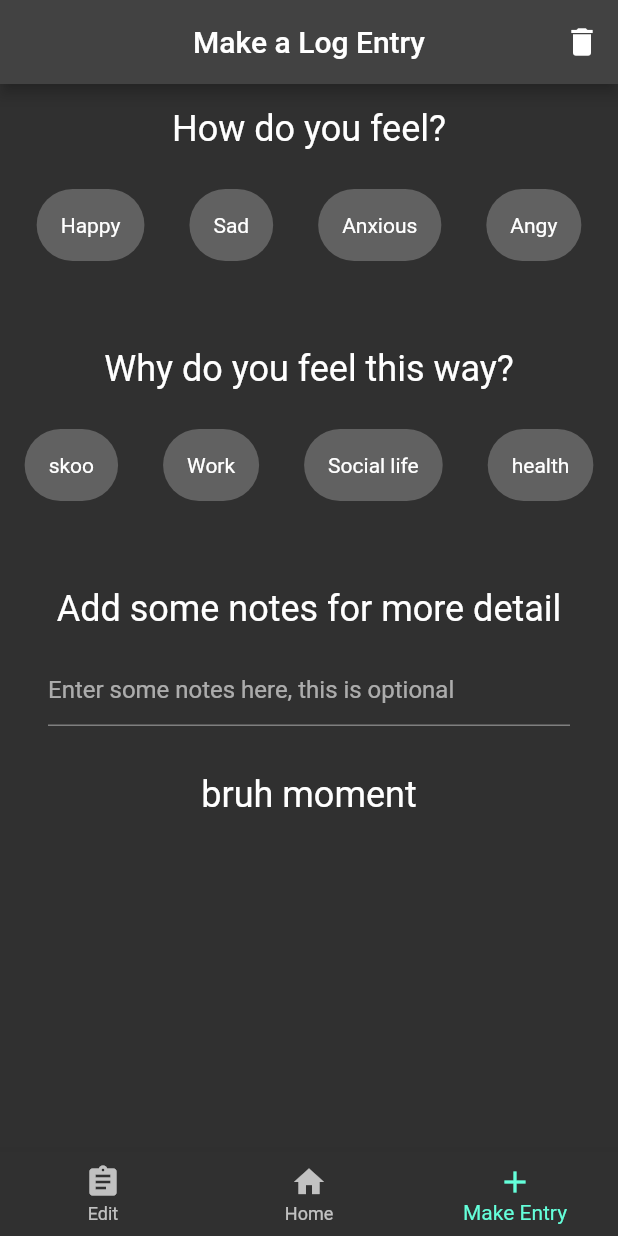
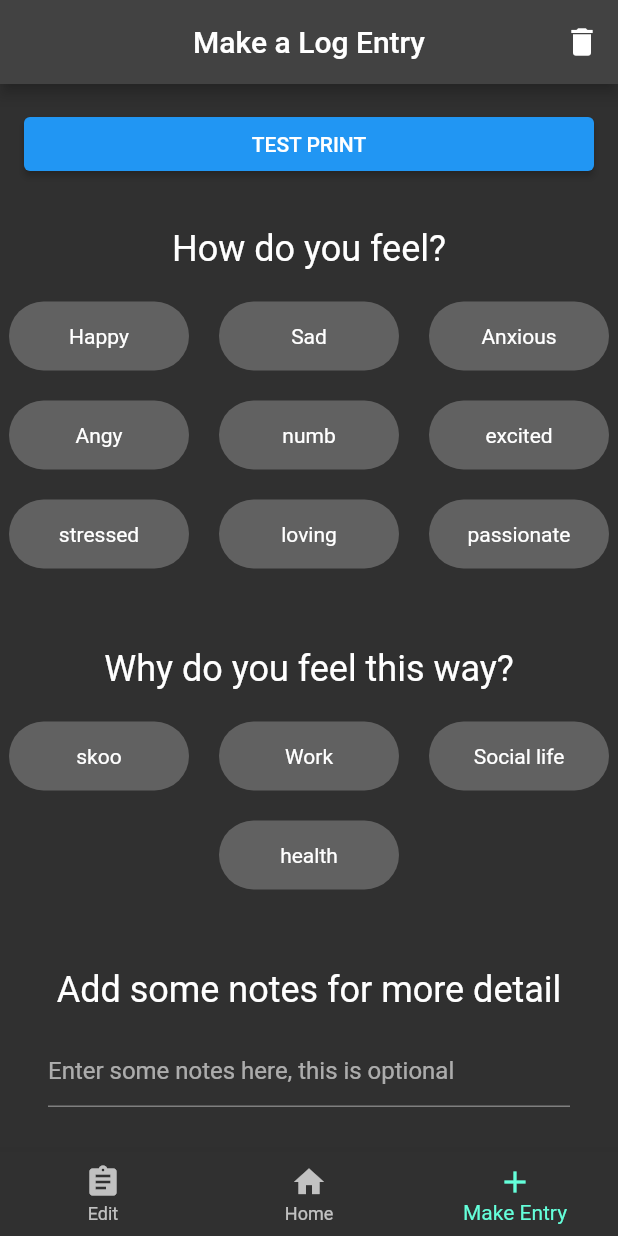
Before and after one commit to benlagreca02/mood_tracker, a Flutter app: the screen it shows after launch, item 3 of the bottom bar chosen, on a phone screen of 412 x 824 dp. Run offline on Flutter 3.47's test engine with Material 2 defaults, Android fonts, the light colour scheme and no system bars.

Commit message:
clear current entry code working, minor UI changes and test print button added

```diff
--- a/lib/main.dart
+++ b/lib/main.dart
@@ -18,7 +18,12 @@ void main() {
           Emotion("Happy"),
           Emotion("Sad"),
           Emotion("Anxious"),
-          Emotion("Angy")
+          Emotion("Angy"),
+          Emotion("numb"),
+          Emotion("excited"),
+          Emotion("stressed"),
+          Emotion("loving"),
+          Emotion("passionate"),
         ],
         factorsSet: [
           Factor("skoo"),
@@ -63,20 +68,12 @@ class MyApp extends StatefulWidget {
 class _MyAppState extends State<MyApp> {
   @override
   Widget build(BuildContext context) {
-    return GestureDetector(
-      onTap: () {
-        FocusScopeNode currentFocus = FocusScope.of(context);
-        if(!currentFocus.hasPrimaryFocus){
-          currentFocus.unfocus();
-        }
-      },
-      child: MaterialApp(
-        theme: ThemeData.dark(),
-        initialRoute: '/homeScreen',
-        routes: {
-          '/homeScreen': (context) => HomeScreenWrapper(),
-        }
-      ),
+    return MaterialApp(
+      theme: ThemeData.dark(),
+      initialRoute: '/homeScreen',
+      routes: {
+        '/homeScreen': (context) => HomeScreenWrapper(),
+      }
     );
   }
 }
--- a/lib/pages/home_screen_wrapper.dart
+++ b/lib/pages/home_screen_wrapper.dart
@@ -24,9 +24,9 @@ class _HomeScreenWrapperState extends State<HomeScreenWrapper> {
   ];
 
   static final List<Widget> _titleOptions = <Widget>[
-    Text("Edit Groupings"),
-    Text("Your Past Logs"),
-    Text("Make a Log Entry"),
+    const Text("IMPLEMENT ME"),
+    const Text("Your Past Logs"),
+    const Text("Make a Log Entry"),
   ];
 
   // is there a more "sound" way to do this, or is empty containers ok?
@@ -59,20 +59,16 @@ class _HomeScreenWrapperState extends State<HomeScreenWrapper> {
   @override
   Widget build(BuildContext context) {
     return Scaffold(
-      body:  Center(
-        child: _frontPageOptions.elementAt(_bottomNavBarIndex),
+      body: IndexedStack(
+        index: _bottomNavBarIndex,
+        children: _frontPageOptions,
       ),
-
-
-
 
       appBar: AppBar(
         title: _titleOptions.elementAt(_bottomNavBarIndex),
         actions: [_actionOptions.elementAt(_bottomNavBarIndex)],
         centerTitle: true,
       ),
-
-
 
 
       bottomNavigationBar: BottomNavigationBar(
--- a/lib/pages/make_entry_screen.dart
+++ b/lib/pages/make_entry_screen.dart
@@ -18,8 +18,24 @@ class _MakeEntryScreenState extends State<MakeEntryScreen> {
   @override
   Widget build(BuildContext context) {
     final user = Provider.of<UserModel>(context, listen: false);
-    return ListView(
+    // key to
+    final _makeEntryFormKey = GlobalKey<FormState>();
+    return Form(
+      key: _makeEntryFormKey,
+      child: ListView(
         children: [
+
+          // REMOVE THIS BUTTON IN THE FUTURE
+          Padding(padding: EdgeInsets.all(16),
+          child: ElevatedButton(
+            child: const Text("TEST PRINT"),
+            onPressed: (){
+              print("-----------------------------------------------------");
+              print("Emotions: ${user.pendingEmotions}");
+              print("Factors:  ${user.pendingFactors}");
+            },
+          ),),
+
           Padding(
             padding: const EdgeInsets.all(16.0),
             child: Text(
@@ -65,20 +81,25 @@ class _MakeEntryScreenState extends State<MakeEntryScreen> {
               decoration: const InputDecoration(
                 hintText: "Enter some notes here, this is optional"
               ),
-            onChanged: (note){user.pendingNote = note;},
+              onChanged: (note){
+                  user.pendingNote = note;
+              },
             )
           ),
 
           Padding(
             padding: const EdgeInsets.fromLTRB(32, 0, 32, 32),
-          child: Text(
-            'bruh moment',
-            style: Theme.of(context).textTheme.headline5,
-            textAlign: TextAlign.center,
+            child: ElevatedButton(
+              child: const Text("Create Log Entry"),
+              onPressed: (){
+                user.addLogEntry();
+                user.clearAllPending();
+              },
             )
           )
 
         ],
+      ),
     );
   }
 }
--- a/lib/pages/widgets/stat_token.dart
+++ b/lib/pages/widgets/stat_token.dart
@@ -5,7 +5,7 @@ import 'package:mood_tracking/src/user_model.dart';
 import 'package:provider/provider.dart';
 
 // the small token that is selected by the user
-// primarily for emotions and factors that are a part of a group
+// primarily for emotions and factors
 
 class StatToken<T> extends StatefulWidget {
   final T member;
@@ -25,16 +25,15 @@ class _StatTokenState extends State<StatToken> {
 
   @override
   Widget build(BuildContext context) {
-    final user = Provider.of<UserModel>(context, listen: false);
+    final user = Provider.of<UserModel>(context, listen: true);
     _isSelected = user.containsPending(widget.member);
     _tokenColor =  (_isSelected) ? Theme.of(context).colorScheme.secondary : Theme.of(context).backgroundColor;
     return Padding(
-      padding: const EdgeInsets.all(10),
+      padding: const EdgeInsets.all(5),
       child: GestureDetector(
         onTap: () {
           setState(() {
             _isSelected = !_isSelected;
-
             // toggle selected
             if (_isSelected) {
               user.addPending(widget.member);
@@ -47,12 +46,16 @@ class _StatTokenState extends State<StatToken> {
           });
         },
         child: Container(
-          padding: const EdgeInsets.all(16),
+          padding: const EdgeInsets.all(15),
+          width: 120,
           decoration: BoxDecoration(
             // if the token hasn't been pressed, _tokenColor is null therefore set it to background color
               color: _tokenColor,
               borderRadius: const BorderRadius.all(Radius.circular(40))),
-          child: Text(widget.member.toString()),
+          child: Text(widget.member.toString(),
+              textAlign: TextAlign.center,
+
+          ),
         ),
       ),
     );
--- a/lib/src/user_model.dart
+++ b/lib/src/user_model.dart
@@ -15,7 +15,7 @@ class UserModel extends ChangeNotifier {
 
   List<LogEntry> logEntryList; // sorted by date hopefully?
 
-  // the 'selected' ones that will be created into a new log entry, see above "groupings have no deeper meaning"
+  // the 'selected' ones that will be created into a new log entry
   Set<Emotion> pendingEmotions= {};
   Set<Factor> pendingFactors = {};
 
@@ -32,8 +32,15 @@ class UserModel extends ChangeNotifier {
         required this.logEntryList});
 
 
-  void addLogEntry(LogEntry newEntry) {
-    logEntryList.add(newEntry);
+  void addLogEntry(){
+    LogEntry lg = LogEntry(
+      selectedFactors: pendingFactors,
+      selectedEmotions: pendingEmotions,
+      note: pendingNote,
+      dateTime: DateTime.now());
+
+    logEntryList.add(lg);
+
     notifyListeners();
   }
 
```
Lines whose indentation alone changed are shown as unchanged.
